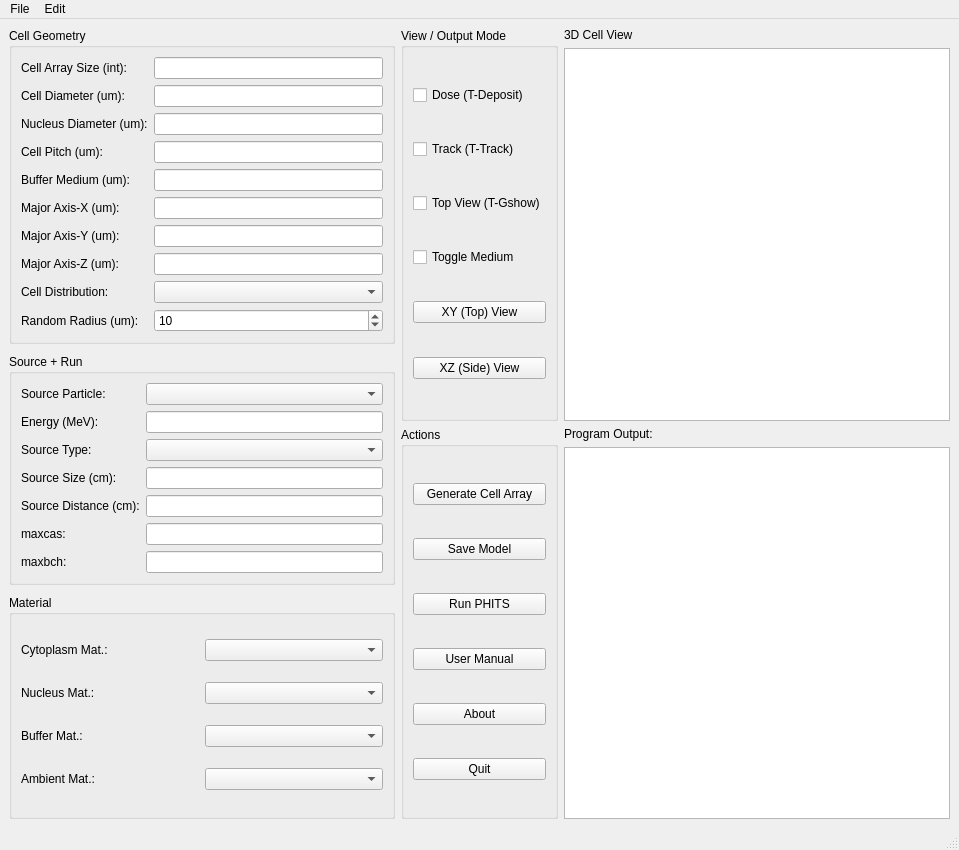
Old version of the form src/cellmaker.ui in the repository msbCyricTohoku/CellMaker.
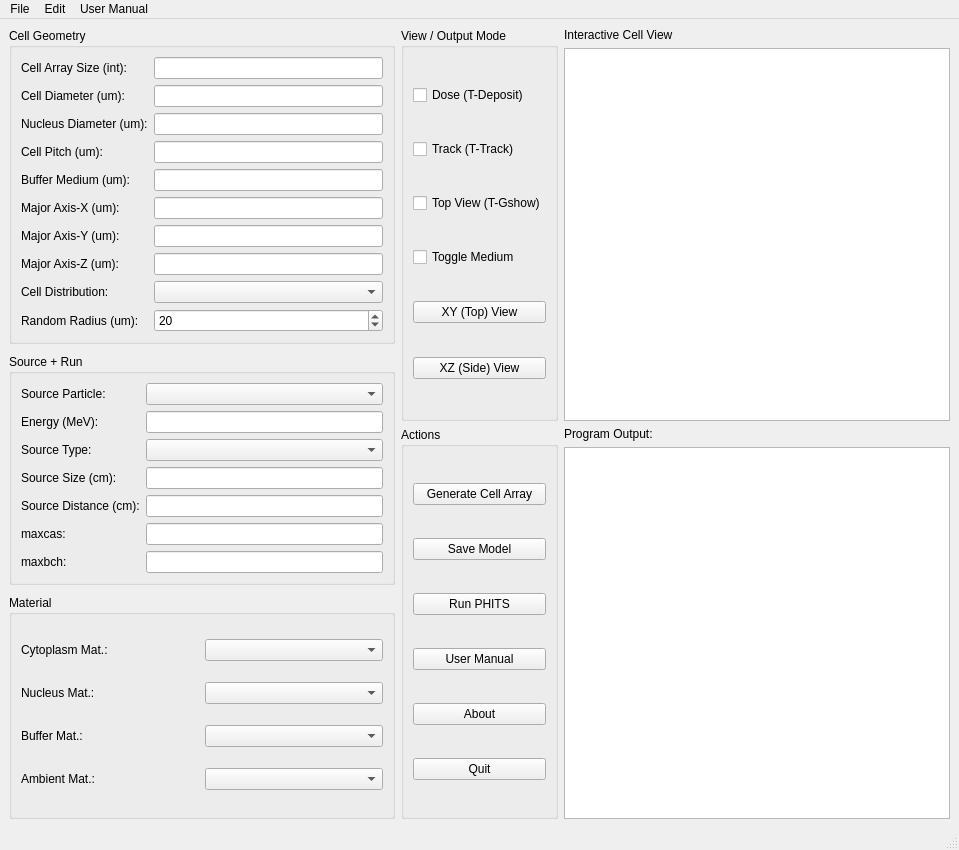
New version of the form. Icons and pictures are not drawn.

What changed in the file:
```diff
--- a/src/cellmaker.ui
+++ b/src/cellmaker.ui
@@ -129,7 +129,7 @@
             <number>10000</number>
            </property>
            <property name="value">
-            <number>10</number>
+            <number>20</number>
            </property>
           </widget>
          </item>
@@ -404,7 +404,7 @@
       <item>
        <widget class="QLabel" name="label">
         <property name="text">
-         <string>3D Cell View</string>
+         <string>Interactive Cell View</string>
         </property>
         <property name="alignment">
          <set>Qt::AlignLeading|Qt::AlignLeft|Qt::AlignVCenter</set>
@@ -453,8 +453,15 @@
     <addaction name="actionZoom"/>
     <addaction name="actionZoom_2"/>
    </widget>
+   <widget class="QMenu" name="menuUser_Manual">
+    <property name="title">
+     <string>User Manual</string>
+    </property>
+    <addaction name="actionManual"/>
+   </widget>
    <addaction name="menuFile"/>
    <addaction name="menuEdit"/>
+   <addaction name="menuUser_Manual"/>
   </widget>
   <widget class="QStatusBar" name="statusbar"/>
   <action name="actionGenerate_Cell_Array">
```
Left out of the diff: 45 changed lines with no effect on the pictures.
